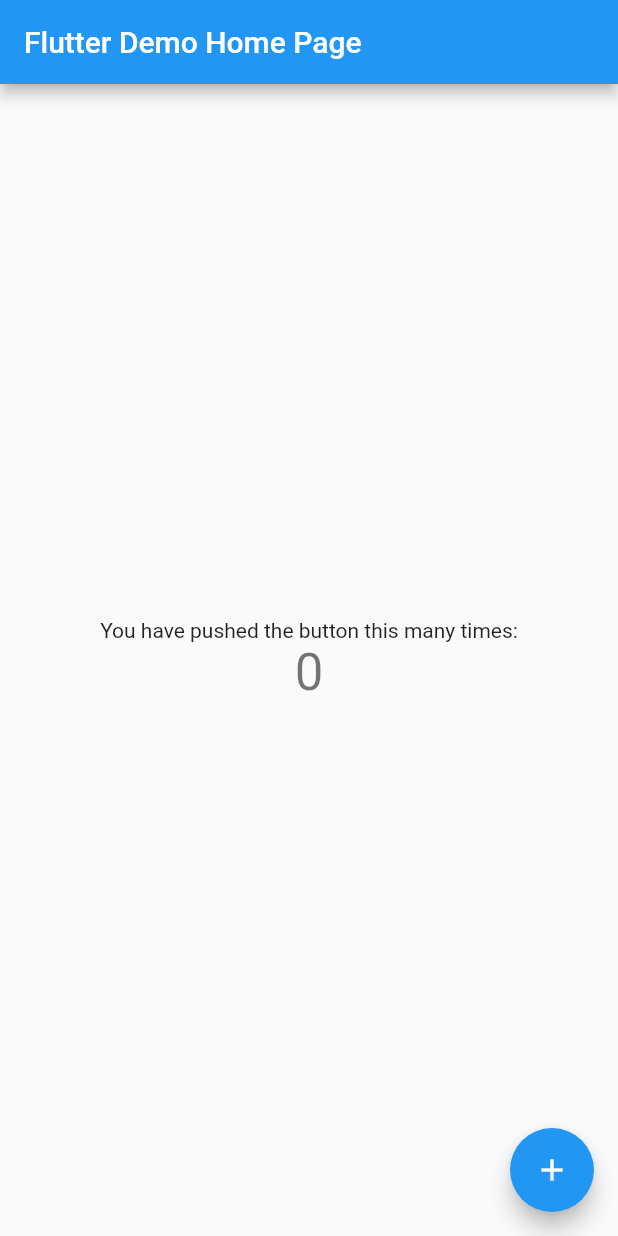
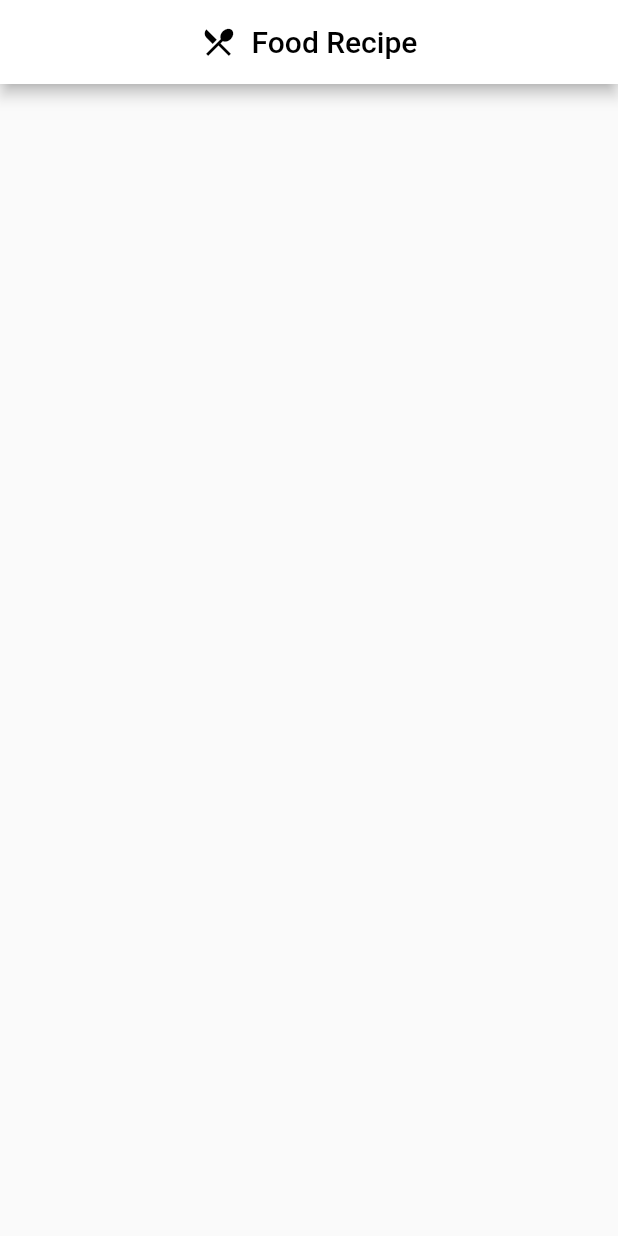
Before and after one commit to zahid2873/recipeList-api, a Flutter app: the screen it shows after launch, on a phone screen of 412 x 824 dp. Run offline on Flutter 3.47's test engine with Material 2 defaults, Android fonts, the phone set to English and light mode, and no system bars.

Commit message:
recipe card commit

```diff
--- a/lib/main.dart
+++ b/lib/main.dart
@@ -1,4 +1,5 @@
 import 'package:flutter/material.dart';
+import 'package:recipe_api/pages/home_screen.dart';
 
 void main() {
   runApp(const MyApp());
@@ -24,92 +25,7 @@ class MyApp extends StatelessWidget {
         // is not restarted.
         primarySwatch: Colors.blue,
       ),
-      home: const MyHomePage(title: 'Flutter Demo Home Page'),
+      home: HomeScreen(),
     );
   }
 }
-
-class MyHomePage extends StatefulWidget {
-  const MyHomePage({super.key, required this.title});
-
-  // This widget is the home page of your application. It is stateful, meaning
-  // that it has a State object (defined below) that contains fields that affect
-  // how it looks.
-
-  // This class is the configuration for the state. It holds the values (in this
-  // case the title) provided by the parent (in this case the App widget) and
-  // used by the build method of the State. Fields in a Widget subclass are
-  // always marked "final".
-
-  final String title;
-
-  @override
-  State<MyHomePage> createState() => _MyHomePageState();
-}
-
-class _MyHomePageState extends State<MyHomePage> {
-  int _counter = 0;
-
-  void _incrementCounter() {
-    setState(() {
-      // This call to setState tells the Flutter framework that something has
-      // changed in this State, which causes it to rerun the build method below
-      // so that the display can reflect the updated values. If we changed
-      // _counter without calling setState(), then the build method would not be
-      // called again, and so nothing would appear to happen.
-      _counter++;
-    });
-  }
-
-  @override
-  Widget build(BuildContext context) {
-    // This method is rerun every time setState is called, for instance as done
-    // by the _incrementCounter method above.
-    //
-    // The Flutter framework has been optimized to make rerunning build methods
-    // fast, so that you can just rebuild anything that needs updating rather
-    // than having to individually change instances of widgets.
-    return Scaffold(
-      appBar: AppBar(
-        // Here we take the value from the MyHomePage object that was created by
-        // the App.build method, and use it to set our appbar title.
-        title: Text(widget.title),
-      ),
-      body: Center(
-        // Center is a layout widget. It takes a single child and positions it
-        // in the middle of the parent.
-        child: Column(
-          // Column is also a layout widget. It takes a list of children and
-          // arranges them vertically. By default, it sizes itself to fit its
-          // children horizontally, and tries to be as tall as its parent.
-          //
-          // Invoke "debug painting" (press "p" in the console, choose the
-          // "Toggle Debug Paint" action from the Flutter Inspector in Android
-          // Studio, or the "Toggle Debug Paint" command in Visual Studio Code)
-          // to see the wireframe for each widget.
-          //
-          // Column has various properties to control how it sizes itself and
-          // how it positions its children. Here we use mainAxisAlignment to
-          // center the children vertically; the main axis here is the vertical
-          // axis because Columns are vertical (the cross axis would be
-          // horizontal).
-          mainAxisAlignment: MainAxisAlignment.center,
-          children: <Widget>[
-            const Text(
-              'You have pushed the button this many times:',
-            ),
-            Text(
-              '$_counter',
-              style: Theme.of(context).textTheme.headline4,
-            ),
-          ],
-        ),
-      ),
-      floatingActionButton: FloatingActionButton(
-        onPressed: _incrementCounter,
-        tooltip: 'Increment',
-        child: const Icon(Icons.add),
-      ), // This trailing comma makes auto-formatting nicer for build methods.
-    );
-  }
-}
--- /dev/null
+++ b/lib/pages/home_screen.dart
@@ -0,0 +1,28 @@
+import 'package:flutter/material.dart';
+
+class HomeScreen extends StatefulWidget {
+  const HomeScreen({Key? key}) : super(key: key);
+
+  @override
+  State<HomeScreen> createState() => _HomeScreenState();
+}
+
+class _HomeScreenState extends State<HomeScreen> {
+  @override
+  Widget build(BuildContext context) {
+    return Scaffold(
+      appBar: AppBar(
+        backgroundColor: Colors.white,
+        centerTitle: true,
+        title: Row(
+          mainAxisAlignment: MainAxisAlignment.center,
+          children: [
+            Icon(Icons.restaurant_menu,color: Colors.black),
+            SizedBox(width: 10,),
+            Text("Food Recipe",style: TextStyle(color: Colors.black)),
+          ],
+        ),
+      ),
+    );
+  }
+}
--- a/pubspec.yaml
+++ b/pubspec.yaml
@@ -36,6 +36,7 @@ dependencies:
   # The following adds the Cupertino Icons font to your application.
   # Use with the CupertinoIcons class for iOS style icons.
   cupertino_icons: ^1.0.2
+  http:
 
 dev_dependencies:
   flutter_test:
```
Also changed, not shown: lib/widgets/recipe_card.dart (added, +110 -0 lines), pubspec.lock.
